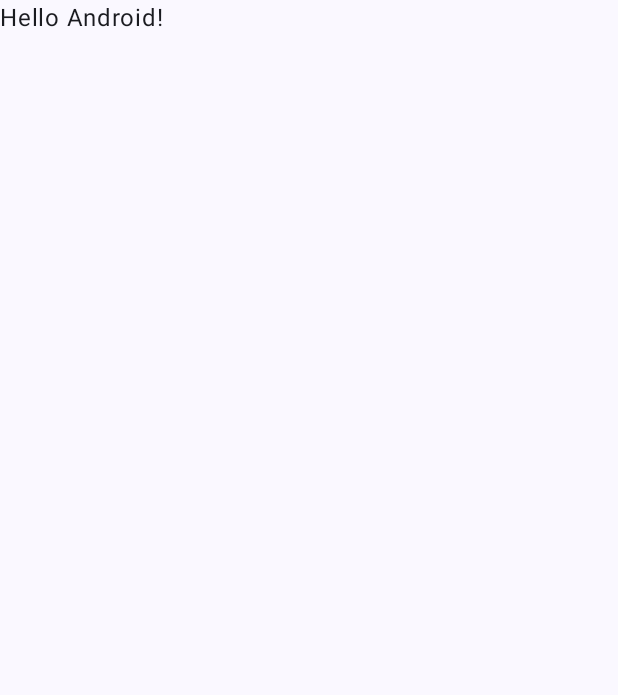
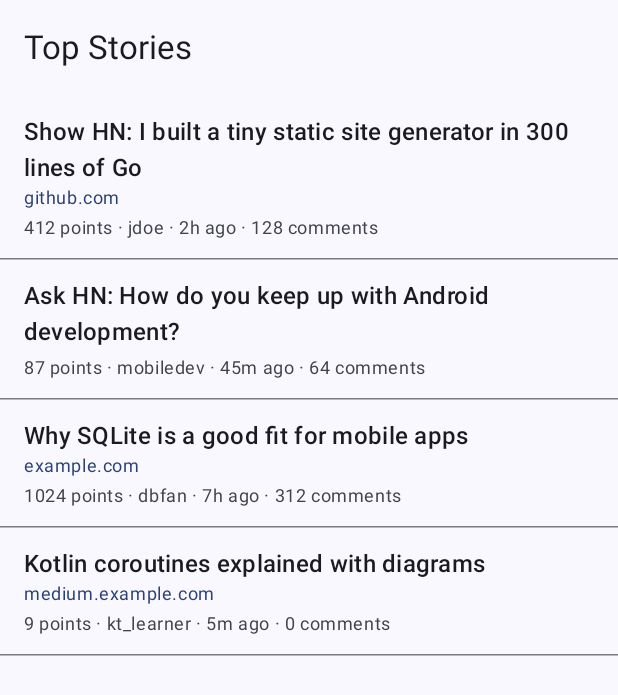
Before and after one commit to ioannakarageorgou/HNReader, an Android app built with Jetpack Compose: the screen it shows after launch (MainActivity), on a phone screen of 412 x 824 dp. Before the commit the part shown is almost empty. Shown: the top 695 px of the screen. Run offline under Robolectric (Android 15) with nearby library versions, the phone set to English and light mode, and no system bars.

Commit message:
Add stories list with fake data

```diff
--- a/app/build.gradle.kts
+++ b/app/build.gradle.kts
@@ -45,6 +45,7 @@ dependencies {
     implementation(libs.androidx.compose.ui.tooling.preview)
     implementation(libs.androidx.core.ktx)
     implementation(libs.androidx.lifecycle.runtime.ktx)
+    implementation(libs.androidx.material3)
     testImplementation(libs.junit)
     androidTestImplementation(platform(libs.androidx.compose.bom))
     androidTestImplementation(libs.androidx.compose.ui.test.junit4)
--- a/app/src/main/java/com/example/hnreader/MainActivity.kt
+++ b/app/src/main/java/com/example/hnreader/MainActivity.kt
@@ -6,42 +6,35 @@ import androidx.activity.compose.setContent
 import androidx.activity.enableEdgeToEdge
 import androidx.compose.foundation.layout.fillMaxSize
 import androidx.compose.foundation.layout.padding
+import androidx.compose.material3.ExperimentalMaterial3Api
 import androidx.compose.material3.Scaffold
 import androidx.compose.material3.Text
+import androidx.compose.material3.TopAppBar
 import androidx.compose.runtime.Composable
 import androidx.compose.ui.Modifier
 import androidx.compose.ui.tooling.preview.Preview
+import com.example.hnreader.data.FakeStories
+import com.example.hnreader.ui.stories.StoriesScreen
 import com.example.hnreader.ui.theme.HNReaderTheme
 
 class MainActivity : ComponentActivity() {
+
+    @OptIn(ExperimentalMaterial3Api::class)
     override fun onCreate(savedInstanceState: Bundle?) {
         super.onCreate(savedInstanceState)
         enableEdgeToEdge()
         setContent {
             HNReaderTheme {
-                Scaffold(modifier = Modifier.fillMaxSize()) { innerPadding ->
-                    Greeting(
-                        name = "Android",
-                        modifier = Modifier.padding(innerPadding)
+                Scaffold(
+                    modifier = Modifier.fillMaxSize(),
+                    topBar = { TopAppBar(title = { Text("Top Stories") }) },
+                ) { innerPadding ->
+                    StoriesScreen(
+                        stories = FakeStories.stories,
+                        contentPadding = innerPadding,
                     )
                 }
             }
         }
     }
 }
-
-@Composable
-fun Greeting(name: String, modifier: Modifier = Modifier) {
-    Text(
-        text = "Hello $name!",
-        modifier = modifier
-    )
-}
-
-@Preview(showBackground = true)
-@Composable
-fun GreetingPreview() {
-    HNReaderTheme {
-        Greeting("Android")
-    }
-}
--- /dev/null
+++ b/app/src/main/java/com/example/hnreader/data/FakeStories.kt
@@ -0,0 +1,47 @@
+package com.example.hnreader.data
+
+object FakeStories {
+
+    private val now = System.currentTimeMillis() / 1000
+    private const val MINUTE = 60L
+    private const val HOUR = 60 * MINUTE
+
+    val stories = listOf(
+        Story(
+            id = 1,
+            title = "Show HN: I built a tiny static site generator in 300 lines of Go",
+            url = "https://github.com/someone/tinygen",
+            by = "jdoe",
+            score = 412,
+            time = now - 2 * HOUR,
+            descendants = 128,
+        ),
+        Story(
+            id = 2,
+            title = "Ask HN: How do you keep up with Android development?",
+            url = null,
+            by = "mobiledev",
+            score = 87,
+            time = now - 45 * MINUTE,
+            descendants = 64,
+        ),
+        Story(
+            id = 3,
+            title = "Why SQLite is a good fit for mobile apps",
+            url = "https://www.example.com/blog/sqlite-on-mobile",
+            by = "dbfan",
+            score = 1024,
+            time = now - 7 * HOUR,
+            descendants = 312,
+        ),
+        Story(
+            id = 4,
+            title = "Kotlin coroutines explained with diagrams",
+            url = "https://medium.example.com/kotlin-coroutines",
+            by = "kt_learner",
+            score = 9,
+            time = now - 5 * MINUTE,
+            descendants = 0,
+        ),
+    )
+}
--- /dev/null
+++ b/app/src/main/java/com/example/hnreader/data/Story.kt
@@ -0,0 +1,11 @@
+package com.example.hnreader.data
+
+data class Story(
+    val id: Long,
+    val title: String,
+    val url: String?,
+    val by: String,
+    val score: Int,
+    val time: Long,
+    val descendants: Int,
+)
--- /dev/null
+++ b/app/src/main/java/com/example/hnreader/ui/stories/StoriesScreen.kt
@@ -0,0 +1,42 @@
+package com.example.hnreader.ui.stories
+
+import android.content.res.Configuration
+import androidx.compose.foundation.layout.PaddingValues
+import androidx.compose.foundation.lazy.LazyColumn
+import androidx.compose.foundation.lazy.items
+import androidx.compose.material3.HorizontalDivider
+import androidx.compose.material3.Surface
+import androidx.compose.runtime.Composable
+import androidx.compose.ui.Modifier
+import androidx.compose.ui.tooling.preview.Preview
+import com.example.hnreader.data.FakeStories
+import com.example.hnreader.data.Story
+import com.example.hnreader.ui.theme.HNReaderTheme
+
+@Composable
+fun StoriesScreen(
+    stories: List<Story>,
+    modifier: Modifier = Modifier,
+    contentPadding: PaddingValues = PaddingValues(),
+) {
+    LazyColumn(
+        modifier = modifier,
+        contentPadding = contentPadding,
+    ) {
+        items(stories, key = { it.id }) { story ->
+            StoryRow(story)
+            HorizontalDivider()
+        }
+    }
+}
+
+@Preview(name = "Light", showBackground = true)
+@Preview(name = "Dark", uiMode = Configuration.UI_MODE_NIGHT_YES)
+@Composable
+private fun StoriesScreenPreview() {
+    HNReaderTheme {
+        Surface {
+            StoriesScreen(stories = FakeStories.stories)
+        }
+    }
+}
--- /dev/null
+++ b/app/src/main/java/com/example/hnreader/ui/stories/StoryFormatting.kt
@@ -0,0 +1,21 @@
+package com.example.hnreader.ui.stories
+
+import com.example.hnreader.data.Story
+import java.net.URI
+
+/** "https://www.example.com/post" -> "example.com". Null for posts without a link. */
+val Story.domain: String?
+    get() = url
+        ?.let { runCatching { URI(it).host }.getOrNull() }
+        ?.removePrefix("www.")
+
+/** Unix seconds -> "just now", "5m ago", "2h ago", "3d ago". */
+fun Story.timeAgo(nowSeconds: Long = System.currentTimeMillis() / 1000): String {
+    val seconds = nowSeconds - time
+    return when {
+        seconds < 60 -> "just now"
+        seconds < 60 * 60 -> "${seconds / 60}m ago"
+        seconds < 24 * 60 * 60 -> "${seconds / (60 * 60)}h ago"
+        else -> "${seconds / (24 * 60 * 60)}d ago"
+    }
+}
--- /dev/null
+++ b/app/src/main/java/com/example/hnreader/ui/stories/StoryRow.kt
@@ -0,0 +1,62 @@
+package com.example.hnreader.ui.stories
+
+import androidx.compose.foundation.layout.Column
+import androidx.compose.foundation.layout.Spacer
+import androidx.compose.foundation.layout.fillMaxWidth
+import androidx.compose.foundation.layout.height
+import androidx.compose.foundation.layout.padding
+import androidx.compose.material3.MaterialTheme
+import androidx.compose.material3.Text
+import androidx.compose.runtime.Composable
+import androidx.compose.ui.Modifier
+import androidx.compose.ui.tooling.preview.Preview
+import androidx.compose.ui.unit.dp
+import com.example.hnreader.data.FakeStories
+import com.example.hnreader.data.Story
+import com.example.hnreader.ui.theme.HNReaderTheme
+
+@Composable
+fun StoryRow(story: Story, modifier: Modifier = Modifier) {
+    Column(
+        modifier = modifier
+            .fillMaxWidth()
+            .padding(horizontal = 16.dp, vertical = 12.dp)
+    ) {
+        Text(
+            text = story.title,
+            style = MaterialTheme.typography.titleMedium,
+        )
+
+        story.domain?.let { domain ->
+            Text(
+                text = domain,
+                style = MaterialTheme.typography.bodySmall,
+                color = MaterialTheme.colorScheme.primary,
+            )
+        }
+
+        Spacer(Modifier.height(4.dp))
+
+        Text(
+            text = "${story.score} points · ${story.by} · ${story.timeAgo()} · ${story.descendants} comments",
+            style = MaterialTheme.typography.bodySmall,
+            color = MaterialTheme.colorScheme.onSurfaceVariant,
+        )
+    }
+}
+
+@Preview(showBackground = true)
+@Composable
+private fun StoryRowPreview() {
+    HNReaderTheme {
+        StoryRow(story = FakeStories.stories.first())
+    }
+}
+
+@Preview(showBackground = true)
+@Composable
+private fun StoryRowNoUrlPreview() {
+    HNReaderTheme {
+        StoryRow(story = FakeStories.stories[1])
+    }
+}
--- a/gradle/libs.versions.toml
+++ b/gradle/libs.versions.toml
@@ -8,6 +8,7 @@ lifecycleRuntimeKtx = "2.11.0"
 activityCompose = "1.13.0"
 kotlin = "2.2.10"
 composeBom = "2026.02.01"
+material3 = "1.4.0"
 
 [libraries]
 androidx-core-ktx = { group = "androidx.core", name = "core-ktx", version.ref = "coreKtx" }
@@ -24,6 +25,7 @@ androidx-compose-ui-tooling-preview = { group = "androidx.compose.ui", name = "u
 androidx-compose-ui-test-manifest = { group = "androidx.compose.ui", name = "ui-test-manifest" }
 androidx-compose-ui-test-junit4 = { group = "androidx.compose.ui", name = "ui-test-junit4" }
 androidx-compose-material3 = { group = "androidx.compose.material3", name = "material3" }
+androidx-material3 = { group = "androidx.compose.material3", name = "material3", version.ref = "material3" }
 
 [plugins]
 android-application = { id = "com.android.application", version.ref = "agp" }
```
Also changed, not shown: 1 other file.
